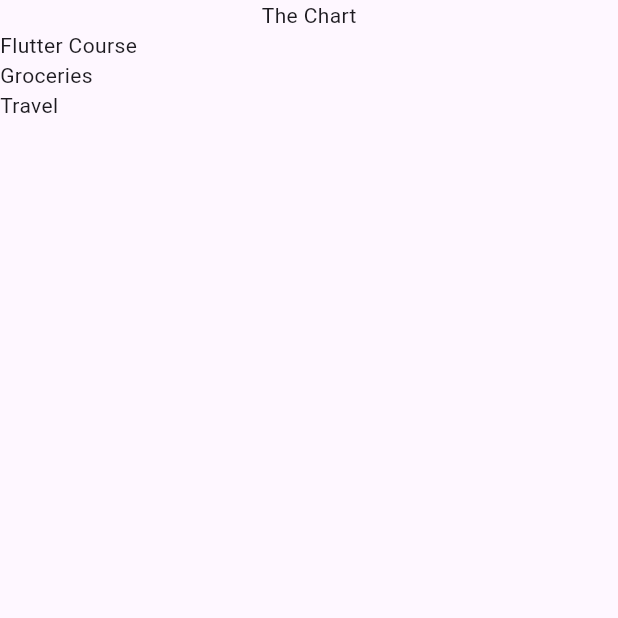
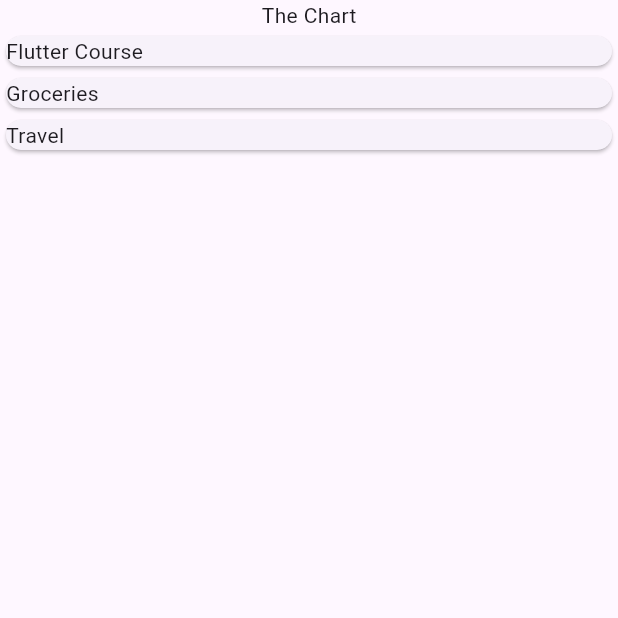
Before and after one commit to shshaheen/Cash-Track, a Flutter app: the screen it shows after launch, on a phone screen of 412 x 824 dp, the top half of it. Run offline on Flutter 3.47's test engine with Material 3 defaults, Android fonts, the phone set to English and light mode, and no system bars.

Commit message:
Added Basic Functionality to expenses_item.dart

```diff
--- a/lib/widgets/expenses_list/expenses_item.dart
+++ b/lib/widgets/expenses_list/expenses_item.dart
@@ -0,0 +1,16 @@
+import 'package:flutter/material.dart';
+import 'package:cash_track/models/expense.dart';
+class ExpensesItem extends StatelessWidget {
+  const ExpensesItem({
+    super.key,
+  required this.expense
+  });
+
+  final Expense expense;
+  @override
+  Widget build(BuildContext context) {
+    return Card(
+      child: Text(expense.title),
+    );
+  }
+}
--- a/lib/widgets/expenses_list/expenses_list.dart
+++ b/lib/widgets/expenses_list/expenses_list.dart
@@ -1,4 +1,5 @@
 import 'package:cash_track/models/expense.dart';
+import 'package:cash_track/widgets/expenses_list/expenses_item.dart';
 import 'package:flutter/cupertino.dart';
 
 class ExpensesList extends StatelessWidget {
@@ -11,7 +12,7 @@ class ExpensesList extends StatelessWidget {
   Widget build(BuildContext context) {
     return ListView.builder(
       itemCount: expenses.length,
-      itemBuilder: (ctx, index) => Text(expenses[index].title),
+      itemBuilder: (ctx, index) => ExpensesItem(expense: expenses[index]),
       );
   }
 }
```
